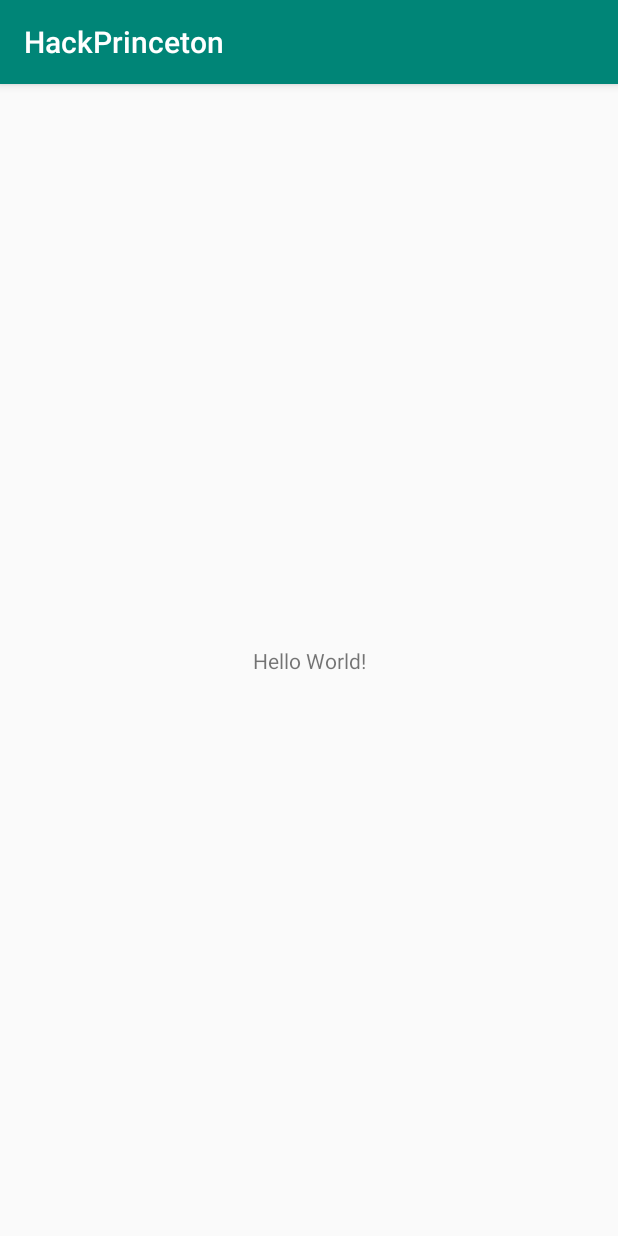
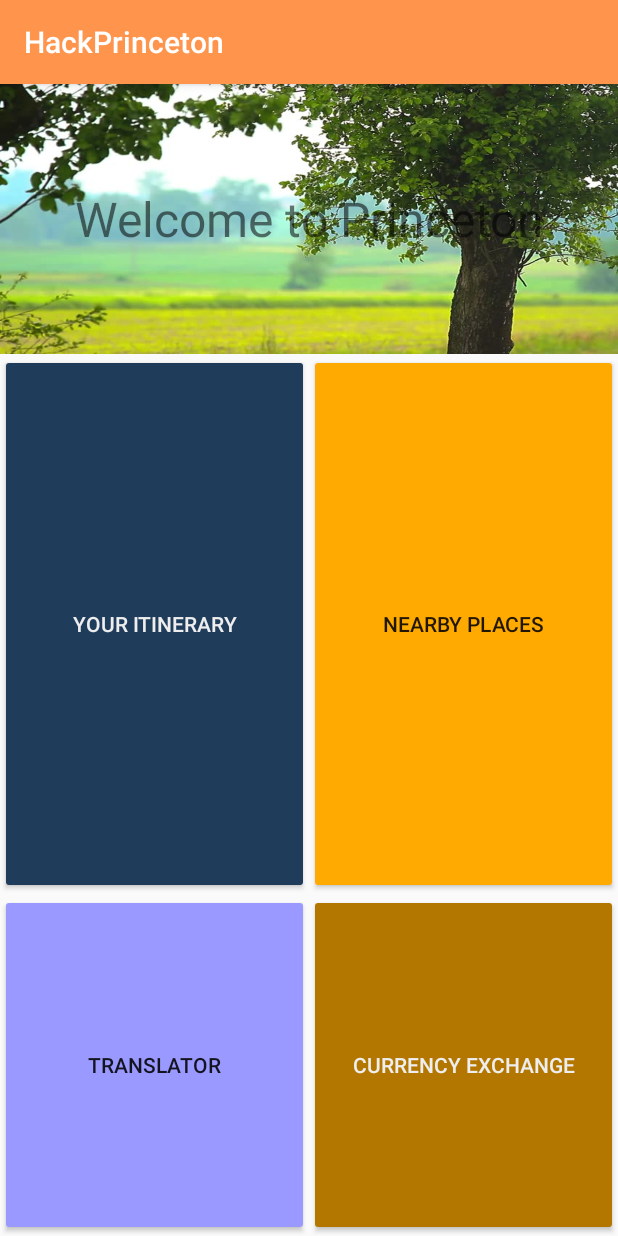
Before and after one commit to Foltik/Wanderful, an Android app: the screen it shows after launch (HomePage), on a phone screen of 412 x 824 dp. Run offline under Robolectric (Android 15) with nearby library versions, the phone set to English and light mode, and no system bars.

Commit message:
styling the home page

```diff
--- a/android/app/src/main/java/com/example/smax/hackprinceton/HomePage.java
+++ b/android/app/src/main/java/com/example/smax/hackprinceton/HomePage.java
@@ -2,6 +2,7 @@ package com.example.smax.hackprinceton;
 
 import android.support.v7.app.AppCompatActivity;
 import android.os.Bundle;
+import android.widget.TextView;
 
 public class HomePage extends AppCompatActivity {
 
@@ -9,5 +10,7 @@ public class HomePage extends AppCompatActivity {
     protected void onCreate(Bundle savedInstanceState) {
         super.onCreate(savedInstanceState);
         setContentView(R.layout.activity_home_page);
+        TextView welcomeBanner = (TextView) findViewById(R.id.welcomeBanner);
+        welcomeBanner.setText("Welcome to Princeton");
     }
 }
--- a/android/app/src/main/res/layout/activity_home_page.xml
+++ b/android/app/src/main/res/layout/activity_home_page.xml
@@ -1,18 +1,64 @@
 <?xml version="1.0" encoding="utf-8"?>
-<android.support.constraint.ConstraintLayout xmlns:android="http://schemas.android.com/apk/res/android"
-    xmlns:app="http://schemas.android.com/apk/res-auto"
-    xmlns:tools="http://schemas.android.com/tools"
-    android:layout_width="match_parent"
-    android:layout_height="match_parent"
-    tools:context=".HomePage">
+<LinearLayout
+    xmlns:android="http://schemas.android.com/apk/res/android"
+    android:layout_width="fill_parent"
+    android:layout_height="fill_parent"
+    android:orientation="vertical">
+    <TextView
+        android:id="@+id/welcomeBanner"
+        android:layout_width="match_parent"
+        android:layout_height="0dp"
+        android:layout_weight="1"
+        android:contentDescription="@string/banner_desc"
+        android:gravity="center_vertical|center_horizontal"
+        android:textSize="32sp"
+        android:text="Welcome!"
+        android:background="@drawable/examplebackground"
 
-    <TextView
-        android:layout_width="wrap_content"
+        />
+    <LinearLayout
+        xmlns:android="http://schemas.android.com/apk/res/android"
+        android:layout_width="match_parent"
+        android:layout_height="0dp"
+        android:layout_weight="2"
+        android:orientation="horizontal"
+        style="?android:attr/buttonBarStyle">
+        <Button
+            android:id="@+id/itinerary"
+            android:layout_width="0dp"
+            android:layout_height="match_parent"
+            android:layout_weight="1"
+            android:text="@string/itin_button"
+            android:backgroundTint="#1f3c5a"
+            android:textColor="#eeeeee"
+            />
+        <Button
+            android:id="@+id/nearby"
+            android:layout_width="0dp"
+            android:layout_height="match_parent"
+            android:layout_weight="1"
+            android:text="@string/nearby_button"
+            android:backgroundTint="#ffaa00"/>
+    </LinearLayout>
+    <LinearLayout
+        android:layout_width="match_parent"
         android:layout_height="wrap_content"
-        android:text="Hello World!"
-        app:layout_constraintBottom_toBottomOf="parent"
-        app:layout_constraintLeft_toLeftOf="parent"
-        app:layout_constraintRight_toRightOf="parent"
-        app:layout_constraintTop_toTopOf="parent" />
-
-</android.support.constraint.ConstraintLayout>
+        android:layout_weight="1"
+        style="?android:attr/buttonBarStyle">
+        <Button
+            android:id="@+id/translator"
+            android:layout_width="0dp"
+            android:layout_height="match_parent"
+            android:layout_weight="1"
+            android:text="@string/trans_button"
+            android:backgroundTint="#9999ff"/>
+        <Button
+            android:id="@+id/currency"
+            android:layout_width="0dp"
+            android:layout_height="match_parent"
+            android:layout_weight="1"
+            android:text="@string/exch_button"
+            android:backgroundTint="#b37700"
+            android:textColor="#eeeeee"/>
+    </LinearLayout>
+</LinearLayout>
--- a/android/app/src/main/res/values/colors.xml
+++ b/android/app/src/main/res/values/colors.xml
@@ -1,6 +1,8 @@
 <?xml version="1.0" encoding="utf-8"?>
 <resources>
-    <color name="colorPrimary">#008577</color>
-    <color name="colorPrimaryDark">#00574B</color>
-    <color name="colorAccent">#D81B60</color>
+    <color name="colorPrimary">#ff944d</color>
+    <color name="colorPrimaryDark">#cc5200</color>
+    <color name="colorAccent">#ff005a</color>
+    <color name="colorSecondary">#a6a6a6</color>
+    <color name="colorSecondaryDark">#595959</color>
 </resources>
--- a/android/app/src/main/res/values/strings.xml
+++ b/android/app/src/main/res/values/strings.xml
@@ -1,3 +1,9 @@
 <resources>
     <string name="app_name">HackPrinceton</string>
+    <string name="welcome_text">Welcome to</string>
+    <string name="itin_button">Your Itinerary</string>
+    <string name="nearby_button">Nearby Places</string>
+    <string name="trans_button">Translator</string>
+    <string name="exch_button">Currency Exchange</string>
+    <string name="banner_desc">Welcome Banner Image</string>
 </resources>
--- a/android/app/src/main/res/values/styles.xml
+++ b/android/app/src/main/res/values/styles.xml
@@ -6,6 +6,10 @@
         <item name="colorPrimary">@color/colorPrimary</item>
         <item name="colorPrimaryDark">@color/colorPrimaryDark</item>
         <item name="colorAccent">@color/colorAccent</item>
+
+    </style>
+    <style name="LightButton" parent="Theme.AppCompat.Light.DarkActionBar">
+        <item name="android:textColor">#000000</item>
     </style>
 
 </resources>
```
Also changed, not shown: android/app/src/main/res/drawable/examplebackground.jpg (added).
